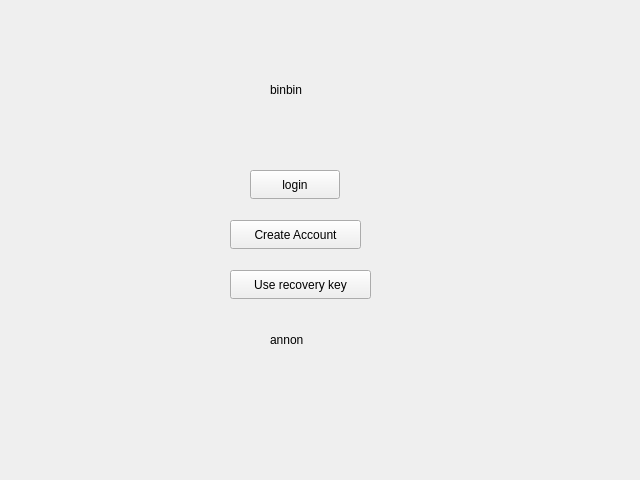
Before: the Qt Designer form UI/mainwindow.ui in angryduck1/E2EMes, drawn with Qt 5.
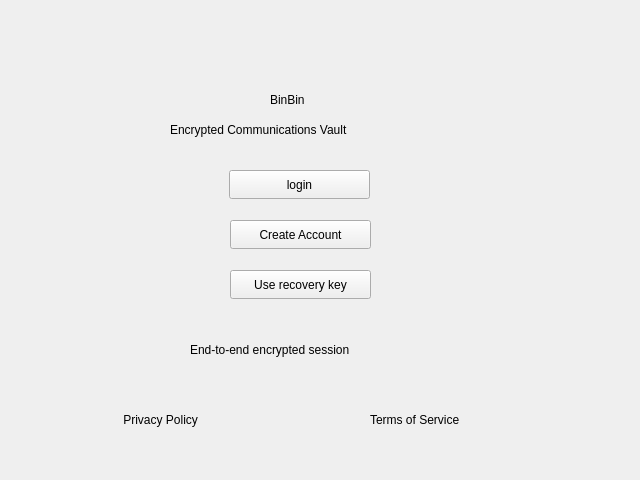
After: the same form once the commit is applied. The open tabs and pages were chosen to show the change.

Diff of the .ui file:
```diff
--- a/UI/mainwindow.ui
+++ b/UI/mainwindow.ui
@@ -31,26 +31,26 @@
       <property name="geometry">
        <rect>
         <x>270</x>
-        <y>80</y>
+        <y>90</y>
         <width>63</width>
         <height>20</height>
        </rect>
       </property>
       <property name="text">
-       <string>binbin</string>
+       <string>BinBin</string>
       </property>
      </widget>
      <widget class="QLabel" name="label_2">
       <property name="geometry">
        <rect>
-        <x>270</x>
-        <y>330</y>
-        <width>63</width>
+        <x>170</x>
+        <y>120</y>
+        <width>301</width>
         <height>20</height>
        </rect>
       </property>
       <property name="text">
-       <string>annon</string>
+       <string>Encrypted Communications Vault</string>
       </property>
      </widget>
      <widget class="QPushButton" name="createAccount">
@@ -58,7 +58,7 @@
        <rect>
         <x>230</x>
         <y>220</y>
-        <width>131</width>
+        <width>141</width>
         <height>29</height>
        </rect>
       </property>
@@ -69,9 +69,9 @@
      <widget class="QPushButton" name="loginButton">
       <property name="geometry">
        <rect>
-        <x>250</x>
+        <x>229</x>
         <y>170</y>
-        <width>90</width>
+        <width>141</width>
         <height>29</height>
        </rect>
       </property>
@@ -92,6 +92,71 @@
        <string>Use recovery key</string>
       </property>
      </widget>
+     <widget class="QLabel" name="label">
+      <property name="geometry">
+       <rect>
+        <x>190</x>
+        <y>340</y>
+        <width>201</width>
+        <height>20</height>
+       </rect>
+      </property>
+      <property name="text">
+       <string>End-to-end encrypted session</string>
+      </property>
+     </widget>
+     <widget class="QLabel" name="label_3">
+      <property name="geometry">
+       <rect>
+        <x>120</x>
+        <y>410</y>
+        <width>101</width>
+        <height>20</height>
+       </rect>
+      </property>
+      <property name="text">
+       <string> Privacy Policy</string>
+      </property>
+     </widget>
+     <widget class="QLabel" name="label_4">
+      <property name="geometry">
+       <rect>
+        <x>370</x>
+        <y>410</y>
+        <width>111</width>
+        <height>20</height>
+       </rect>
+      </property>
+      <property name="text">
+       <string>Terms of Service</string>
+      </property>
+     </widget>
+     <widget class="QLabel" name="lockLabel">
+      <property name="geometry">
+       <rect>
+        <x>250</x>
+        <y>10</y>
+        <width>91</width>
+        <height>81</height>
+       </rect>
+      </property>
+      <property name="text">
+       <string/>
+      </property>
+     </widget>
+     <widget class="QLabel" name="shieldLabel">
+      <property name="geometry">
+       <rect>
+        <x>160</x>
+        <y>340</y>
+        <width>31</width>
+        <height>31</height>
+       </rect>
+      </property>
+      <property name="text">
+       <string/>
+      </property>
+     </widget>
     </widget>
     <widget class="QWidget" name="userLoginPage">
      <widget class="QPushButton" name="userLoginButton">
```
Left out of the diff: 41 changed lines with no effect on the pictures.
